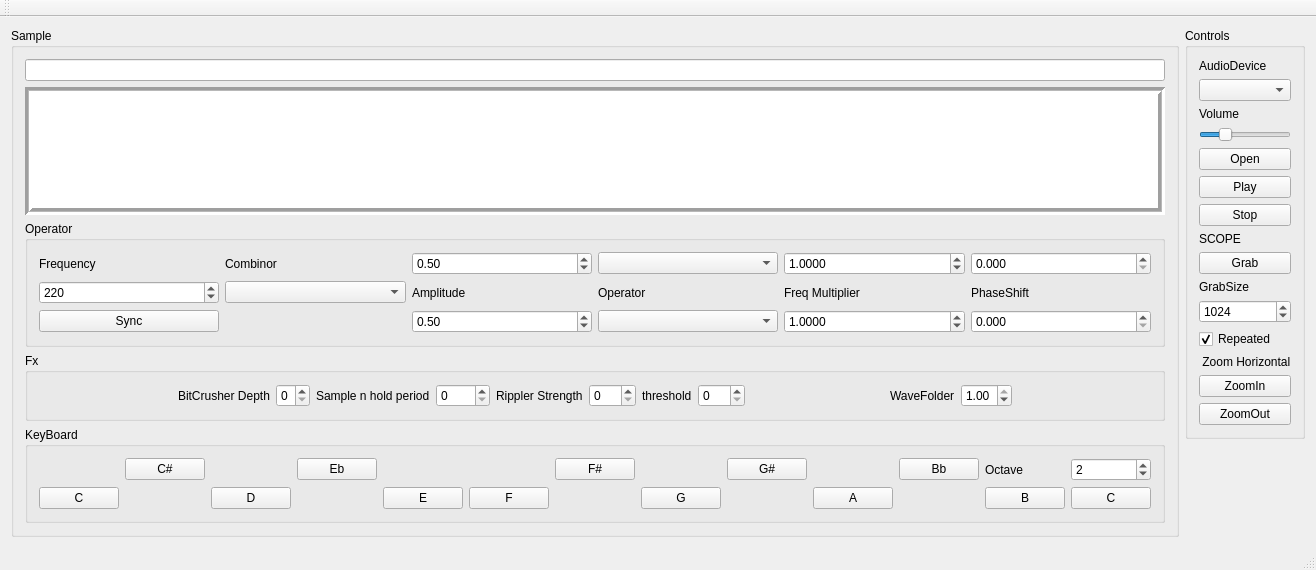
First picture: the form in Synth7/mainwindow.ui, repository djeemie2000/SynthPlayground, before the edit.
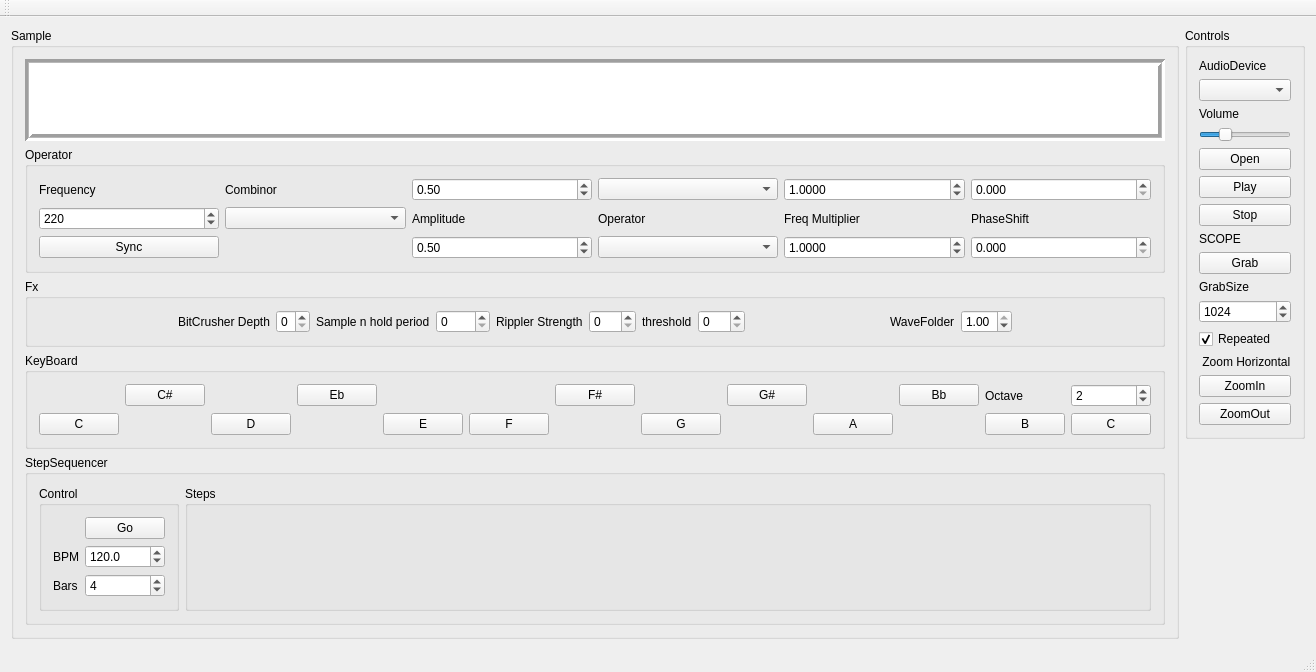
Second picture: the form after the edit.

Commit message: Added step sequencer

Patch:
```diff
--- a/Synth7/mainwindow.ui
+++ b/Synth7/mainwindow.ui
@@ -7,7 +7,7 @@
     <x>0</x>
     <y>0</y>
     <width>1227</width>
-    <height>570</height>
+    <height>599</height>
    </rect>
   </property>
   <property name="windowTitle">
@@ -21,9 +21,6 @@
        <string>Sample</string>
       </property>
       <layout class="QVBoxLayout" name="verticalLayout">
-       <item>
-        <widget class="QLineEdit" name="lineEdit_Path"/>
-       </item>
        <item>
         <widget class="QGraphicsView" name="graphicsView_WaveForm">
          <property name="frameShape">
@@ -579,6 +576,96 @@
          </layout>
         </widget>
        </item>
+       <item>
+        <widget class="QGroupBox" name="groupBox_StepSequencer">
+         <property name="title">
+          <string>StepSequencer</string>
+         </property>
+         <layout class="QHBoxLayout" name="horizontalLayout_2">
+          <item>
+           <widget class="QGroupBox" name="groupBox_5">
+            <property name="sizePolicy">
+             <sizepolicy hsizetype="Preferred" vsizetype="Preferred">
+              <horstretch>0</horstretch>
+              <verstretch>0</verstretch>
+             </sizepolicy>
+            </property>
+            <property name="title">
+             <string>Control</string>
+            </property>
+            <layout class="QGridLayout" name="gridLayout_4">
+             <item row="1" column="0">
+              <widget class="QLabel" name="label_18">
+               <property name="text">
+                <string>BPM</string>
+               </property>
+              </widget>
+             </item>
+             <item row="2" column="1">
+              <widget class="QSpinBox" name="spinBox_StepSequencer_Bars">
+               <property name="minimum">
+                <number>1</number>
+               </property>
+               <property name="maximum">
+                <number>16</number>
+               </property>
+               <property name="value">
+                <number>4</number>
+               </property>
+              </widget>
+             </item>
+             <item row="2" column="0">
+              <widget class="QLabel" name="label_19">
+               <property name="text">
+                <string>Bars</string>
+               </property>
+              </widget>
+             </item>
+             <item row="1" column="1">
+              <widget class="QDoubleSpinBox" name="doubleSpinBox_StepSequencer_Bpm">
+               <property name="decimals">
+                <number>1</number>
+               </property>
+               <property name="maximum">
+                <double>241.000000000000000</double>
+               </property>
+               <property name="singleStep">
+                <double>0.100000000000000</double>
+               </property>
+               <property name="value">
+                <double>120.000000000000000</double>
+               </property>
+              </widget>
+             </item>
+             <item row="0" column="1">
+              <widget class="QPushButton" name="pushButton_StepSequencerGo">
+               <property name="text">
+                <string>Go</string>
+               </property>
+               <property name="checkable">
+                <bool>true</bool>
+               </property>
+              </widget>
+             </item>
+            </layout>
+           </widget>
+          </item>
+          <item>
+           <widget class="QGroupBox" name="groupBox_StepSequencer_Step">
+            <property name="sizePolicy">
+             <sizepolicy hsizetype="Preferred" vsizetype="Preferred">
+              <horstretch>2</horstretch>
+              <verstretch>0</verstretch>
+             </sizepolicy>
+            </property>
+            <property name="title">
+             <string>Steps</string>
+            </property>
+           </widget>
+          </item>
+         </layout>
+        </widget>
+       </item>
       </layout>
      </widget>
     </item>
```
Left out of the diff: 3 changed lines with no effect on the pictures. The commit also changes 7 other files.
